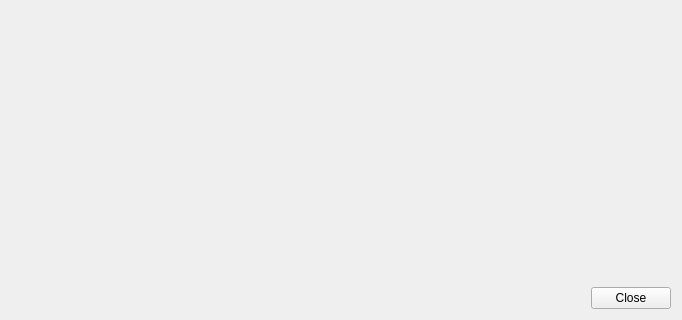
First picture: the form in Qt/ApplicationComponents/Resources/UI/pqExampleVisualizationsDialog.ui, repository Kitware/ParaView, before the edit; both pictures show x 0 to 682 and y 346 to 666 of the 682 by 666 pixel window.
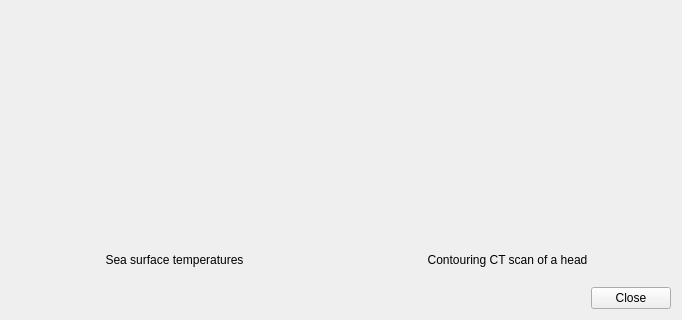
Second picture: the form after the edit. Icons and pictures are not drawn.

Commit message:
New visualization examples.
2 visualization examples are added: `HeadSQExample` and `TosExample`.
In addition, `HotGasAnalysisExample` is updated.

Fixes #20621

Patch:
```diff
--- a/Qt/ApplicationComponents/Resources/UI/pqExampleVisualizationsDialog.ui
+++ b/Qt/ApplicationComponents/Resources/UI/pqExampleVisualizationsDialog.ui
@@ -85,7 +85,33 @@
      </property>
     </widget>
    </item>
-   <item row="7" column="0" colspan="2">
+   <item row="8" column="1">
+    <widget class="QLabel" name="HeadSQExampleDescription">
+     <property name="text">
+      <string>&lt;html&gt;&lt;head/&gt;&lt;body&gt;&lt;p&gt;Contouring CT scan of a head&lt;br/&gt;&lt;/p&gt;&lt;/body&gt;&lt;/html&gt;</string>
+     </property>
+     <property name="alignment">
+      <set>Qt::AlignHCenter|Qt::AlignTop</set>
+     </property>
+     <property name="wordWrap">
+      <bool>true</bool>
+     </property>
+    </widget>
+   </item>
+   <item row="8" column="0">
+    <widget class="QLabel" name="TosExampleDescription">
+     <property name="text">
+      <string>&lt;html&gt;&lt;head/&gt;&lt;body&gt;&lt;p&gt;Sea surface temperatures&lt;br/&gt;&lt;/p&gt;&lt;/body&gt;&lt;/html&gt;</string>
+     </property>
+     <property name="alignment">
+      <set>Qt::AlignHCenter|Qt::AlignTop</set>
+     </property>
+     <property name="wordWrap">
+      <bool>true</bool>
+     </property>
+    </widget>
+   </item>
+   <item row="9" column="0" colspan="2">
     <widget class="QDialogButtonBox" name="buttonBox">
      <property name="orientation">
       <enum>Qt::Horizontal</enum>
```
Left out of the diff: 44 changed lines with no effect on the pictures. The commit also changes 7 other files.
